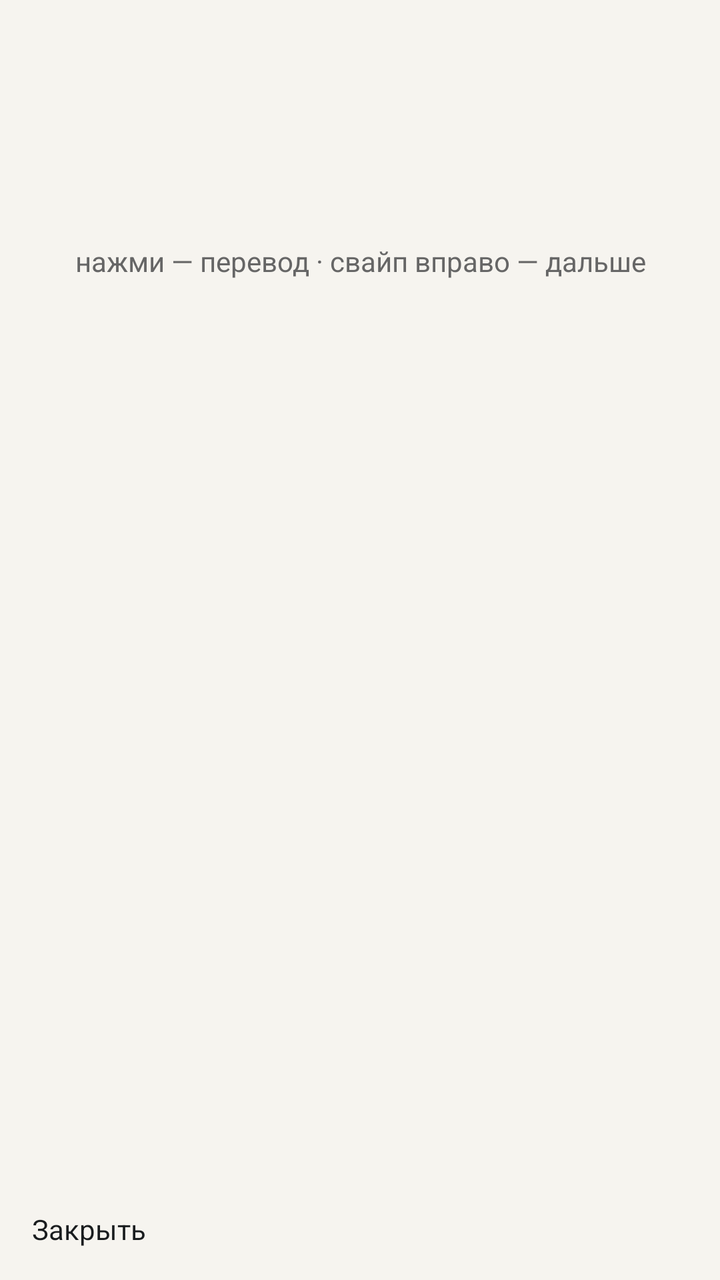
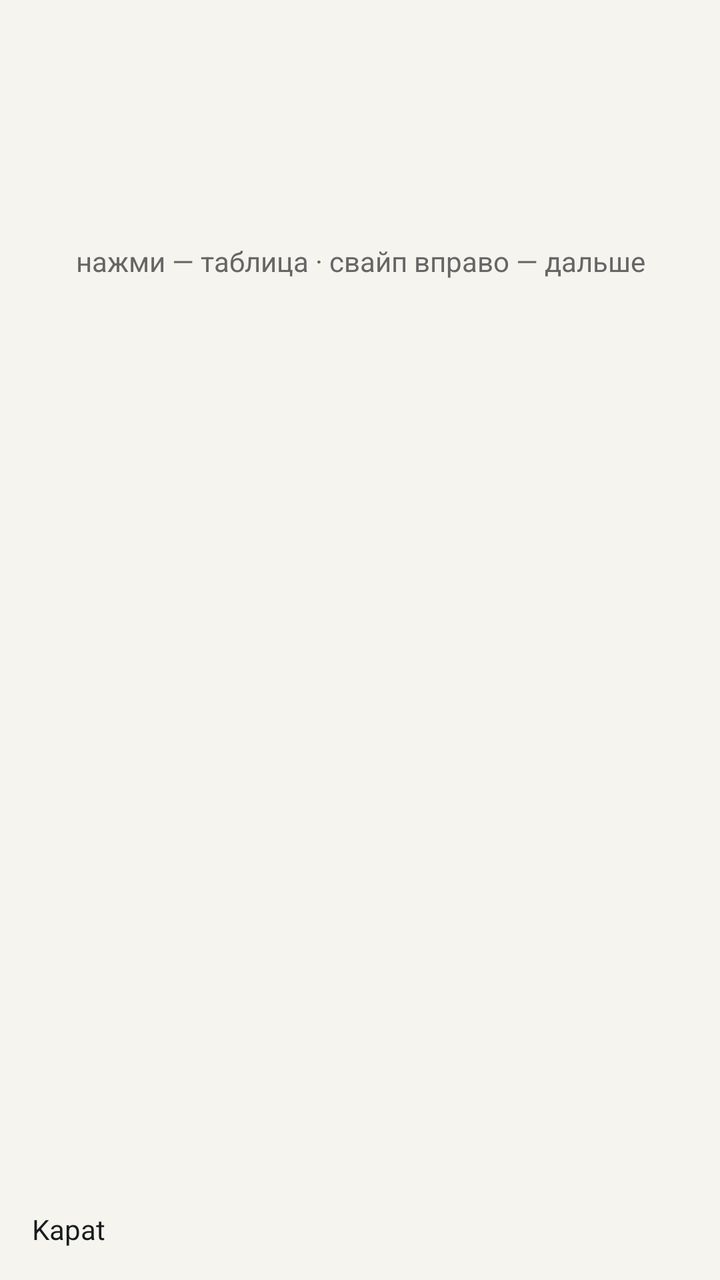

Screens rendered from an Android XML layout before and after an edit, with the pre-edit source and the edit as a unified diff.
<!-- AndroidManifest.xml: activity theme Theme.UnlockCard -->
<!-- res/layout/activity_card.xml -->
<?xml version="1.0" encoding="utf-8"?>
<LinearLayout xmlns:android="http://schemas.android.com/apk/res/android"
    android:layout_width="match_parent"
    android:layout_height="match_parent"
    android:background="@color/bg"
    android:orientation="vertical"
    android:padding="16dp">

    <TextView
        android:id="@+id/meta"
        android:layout_width="match_parent"
        android:layout_height="wrap_content"
        android:gravity="center"
        android:textColor="@color/muted"
        android:textSize="13sp" />

    <ScrollView
        android:id="@+id/scroll"
        android:layout_width="match_parent"
        android:layout_height="0dp"
        android:layout_weight="1"
        android:fillViewport="true">

        <LinearLayout
            android:id="@+id/cardBody"
            android:layout_width="match_parent"
            android:layout_height="wrap_content"
            android:gravity="center_horizontal"
            android:orientation="vertical"
            android:paddingTop="24dp"
            android:paddingBottom="16dp">

            <TextView
                android:id="@+id/word"
                android:layout_width="match_parent"
                android:layout_height="wrap_content"
                android:gravity="center"
                android:textColor="@color/ink"
                android:textSize="40sp"
                android:textStyle="bold" />

            <TextView
                android:id="@+id/hint"
                android:layout_width="match_parent"
                android:layout_height="wrap_content"
                android:layout_marginTop="10dp"
                android:gravity="center"
                android:text="@string/tap_hint"
                android:textColor="@color/muted"
                android:textSize="14sp" />

            <TextView
                android:id="@+id/ipa"
                android:layout_width="match_parent"
                android:layout_height="wrap_content"
                android:layout_marginTop="14dp"
                android:gravity="center"
                android:textColor="@color/muted"
                android:textSize="16sp"
                android:visibility="gone" />

            <TextView
                android:id="@+id/ruphon"
                android:layout_width="match_parent"
                android:layout_height="wrap_content"
                android:layout_marginTop="4dp"
                android:gravity="center"
                android:textColor="@color/phon"
                android:textSize="18sp"
                android:textStyle="bold"
                android:visibility="gone" />

            <TextView
                android:id="@+id/russian"
                android:layout_width="match_parent"
                android:layout_height="wrap_content"
                android:layout_marginTop="12dp"
                android:gravity="center"
                android:textColor="@color/ru"
                android:textSize="26sp"
                android:textStyle="bold"
                android:visibility="gone" />

            <TableLayout
                android:id="@+id/petrov"
                android:layout_width="match_parent"
                android:layout_height="wrap_content"
                android:layout_marginTop="16dp"
                android:stretchColumns="1,2,3"
                android:visibility="gone" />
        </LinearLayout>
    </ScrollView>

    <Button
        android:id="@+id/btnClose"
        android:layout_width="match_parent"
        android:layout_height="wrap_content"
        android:text="@string/close" />
</LinearLayout>
<!-- resources referenced by this layout -->
<resources>
  <color name="bg">#F6F4EF</color>
  <color name="ink">#141414</color>
  <color name="muted">#666666</color>
  <color name="phon">#9A5B00</color>
  <color name="ru">#1A3D1A</color>
  <string name="close">Закрыть</string>
  <string name="tap_hint">нажми — перевод · свайп вправо — дальше</string>
  <style name="Theme.UnlockCard" parent="@android:style/Theme.DeviceDefault.Light.NoActionBar">
          <item name="android:windowBackground">@color/bg</item>
          <item name="android:windowFullscreen">true</item>
          <item name="android:windowShowWallpaper">false</item>
          <item name="android:statusBarColor">@color/bg</item>
          <item name="android:navigationBarColor">@color/bg</item>
      </style>
</resources>

<!-- the commit's change to res/layout/activity_card.xml (unified diff, before → after) -->
@@ -77,7 +77,7 @@
                 android:layout_marginTop="12dp"
                 android:gravity="center"
                 android:textColor="@color/ru"
-                android:textSize="26sp"
+                android:textSize="18sp"
                 android:textStyle="bold"
                 android:visibility="gone" />
 
<!-- resource entries referenced after the edit -->
@@ -5,8 +5,8 @@
   <color name="muted">#666666</color>
   <color name="phon">#9A5B00</color>
   <color name="ru">#1A3D1A</color>
-  <string name="close">Закрыть</string>
-  <string name="tap_hint">нажми — перевод · свайп вправо — дальше</string>
+  <string name="close">Kapat</string>
+  <string name="tap_hint">нажми — таблица · свайп вправо — дальше</string>
   <style name="Theme.UnlockCard" parent="@android:style/Theme.DeviceDefault.Light.NoActionBar">
           <item name="android:windowBackground">@color/bg</item>
           <item name="android:windowFullscreen">true</item>
